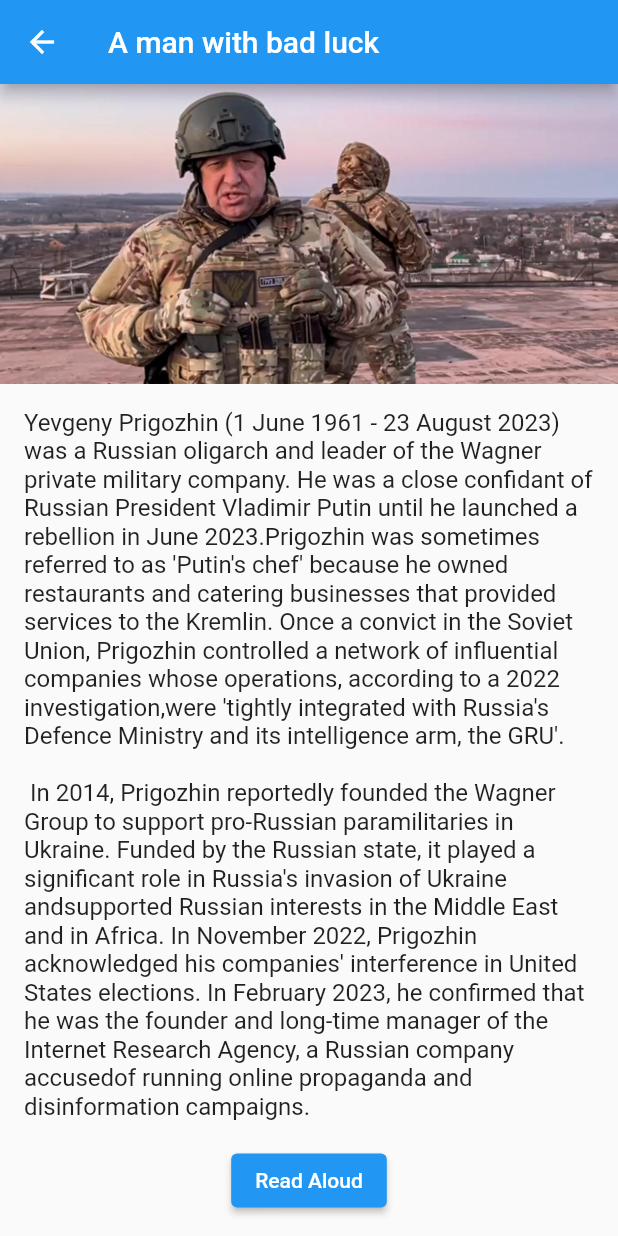
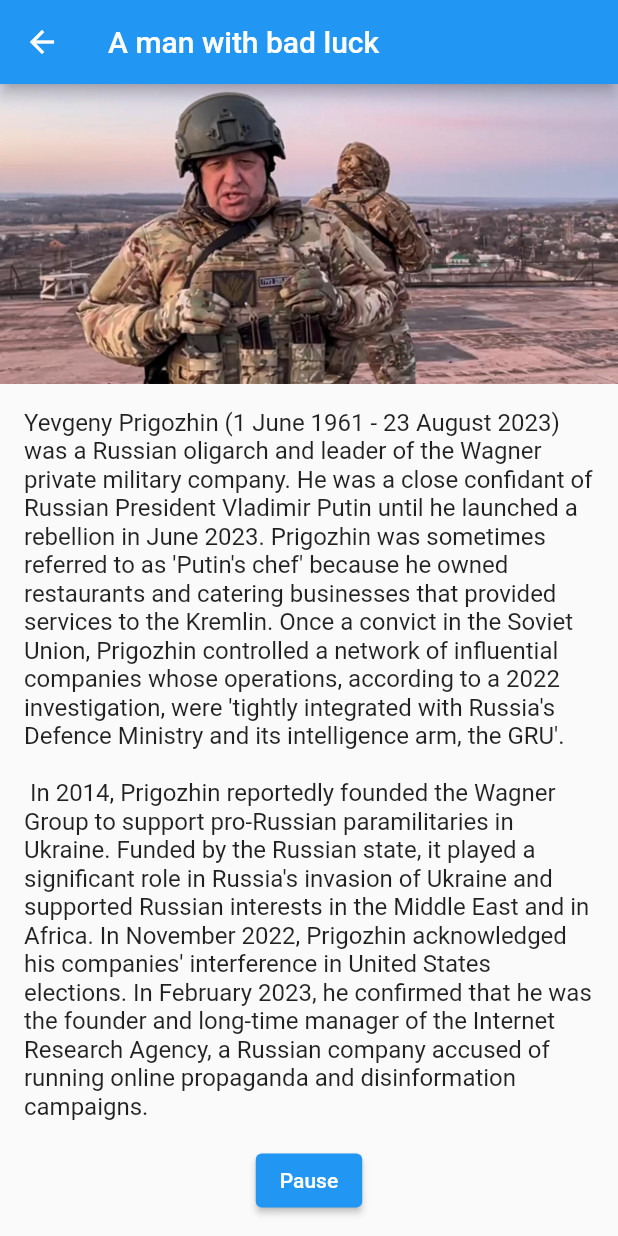
Before and after one commit to mehedihasanshakil7/Picture-Story-Time, a Flutter app: the StoryViewerScreen screen opened directly with sample values from the repository, after a tap on "Read Aloud", on a phone screen of 412 x 824 dp. Run offline on Flutter 3.47's test engine with Material 2 defaults, Android fonts, the phone set to English and light mode, and no system bars; our stand-ins replace flutter_tts.

Commit message:
combined read aloud & pause button added

```diff
--- a/lib/main.dart
+++ b/lib/main.dart
@@ -25,6 +25,36 @@ class StoryLibraryScreen extends StatelessWidget {
 
   @override
   Widget build(BuildContext context) {
+    // ignore: no_leading_underscores_for_local_identifiers
+    Future<void> _showMyDialog() async {
+      return showDialog<void>(
+        context: context,
+        barrierDismissible: false, // user must tap button!
+        builder: (BuildContext context) {
+          return AlertDialog(
+            title: const Text('Add New Story'),
+            content: const SingleChildScrollView(
+              child: ListBody(
+                children: <Widget>[
+                  Text('Title'),
+                  Text('Image'),
+                  Text('Content'),
+                ],
+              ),
+            ),
+            actions: <Widget>[
+              TextButton(
+                child: const Text('Save'),
+                onPressed: () {
+                  Navigator.of(context).pop();
+                },
+              ),
+            ],
+          );
+        },
+      );
+    }
+
     return Scaffold(
       appBar: AppBar(
         title: const Text('Story Library'),
@@ -64,28 +94,39 @@ class StoryLibraryScreen extends StatelessWidget {
           );
         },
       ),
+      floatingActionButton: ElevatedButton(
+        onPressed: _showMyDialog,
+        child: const Icon(Icons.add),
+      ),
     );
   }
 }
 
-FlutterTts flutterTts = FlutterTts();
-
-class StoryViewerScreen extends StatelessWidget {
+// ignore: must_be_immutable
+class StoryViewerScreen extends StatefulWidget {
+  StoryViewerScreen({super.key, required this.story});
   final Story story;
 
-  const StoryViewerScreen({super.key, required this.story});
+  FlutterTts flutterTts = FlutterTts();
+
+  @override
+  State<StoryViewerScreen> createState() => _StoryViewerScreen();
+}
+
+class _StoryViewerScreen extends State<StoryViewerScreen> {
+  bool playing = false;
 
   @override
   Widget build(BuildContext context) {
     return Scaffold(
       appBar: AppBar(
-        title: Text(story.title),
+        title: Text(widget.story.title),
       ),
       body: SingleChildScrollView(
         child: Column(
           children: [
             Image.asset(
-              story.coverImage,
+              widget.story.coverImage,
               width: double.infinity,
               height: 200,
               fit: BoxFit.cover,
@@ -93,31 +134,28 @@ class StoryViewerScreen extends StatelessWidget {
             Padding(
               padding: const EdgeInsets.all(16.0),
               child: Text(
-                story.content,
+                widget.story.content,
                 style: const TextStyle(fontSize: 16),
               ),
             ),
             ElevatedButton(
-              onPressed: _speak,
-              child: const Text('Read Aloud'),
-            ),
-            const SizedBox(height: 16),
-            ElevatedButton(
-              onPressed: _stop,
-              child: const Text('Stop Reading'),
+              onPressed: () async {
+                // Implement interactive elements or read-aloud functionality
+                if (playing) {
+                  await widget.flutterTts.pause();
+                } else {
+                  await widget.flutterTts.speak(widget.story.content);
+                }
+                setState(() {
+                  playing = !playing;
+                });
+              },
+              child: Text(playing ? 'Pause' : 'Read Aloud'),
             ),
           ],
         ),
       ),
     );
-  }
-
-  void _speak() async {
-    await flutterTts.speak(story.content);
-  }
-
-  void _stop() async {
-    await flutterTts.pause();
   }
 }
 
@@ -135,33 +173,33 @@ List<Story> storyList = [
     title: 'A man with bad luck',
     coverImage: 'assets/yevgeny_prigozhin.jpeg',
     content:
-        "Yevgeny Prigozhin (1 June 1961 - 23 August 2023) was a Russian oligarch and leader of the Wagner private military company. He was a close confidant of Russian President Vladimir Putin until he launched a rebellion in June 2023."
-        "Prigozhin was sometimes referred to as 'Putin's chef' because he owned restaurants and catering businesses that provided services to the Kremlin. Once a convict in the Soviet Union, Prigozhin controlled a network of influential companies whose operations, according to a 2022 investigation,"
-        "were 'tightly integrated with Russia's Defence Ministry and its intelligence arm, the GRU'.\n\n In 2014, Prigozhin reportedly founded the Wagner Group to support pro-Russian paramilitaries in Ukraine. Funded by the Russian state, it played a significant role in Russia's invasion of Ukraine and"
-        "supported Russian interests in the Middle East and in Africa. In November 2022, Prigozhin acknowledged his companies' interference in United States elections. In February 2023, he confirmed that he was the founder and long-time manager of the Internet Research Agency, a Russian company accused"
+        "Yevgeny Prigozhin (1 June 1961 - 23 August 2023) was a Russian oligarch and leader of the Wagner private military company. He was a close confidant of Russian President Vladimir Putin until he launched a rebellion in June 2023. "
+        "Prigozhin was sometimes referred to as 'Putin's chef' because he owned restaurants and catering businesses that provided services to the Kremlin. Once a convict in the Soviet Union, Prigozhin controlled a network of influential companies whose operations, according to a 2022 investigation, "
+        "were 'tightly integrated with Russia's Defence Ministry and its intelligence arm, the GRU'.\n\n In 2014, Prigozhin reportedly founded the Wagner Group to support pro-Russian paramilitaries in Ukraine. Funded by the Russian state, it played a significant role in Russia's invasion of Ukraine and "
+        "supported Russian interests in the Middle East and in Africa. In November 2022, Prigozhin acknowledged his companies' interference in United States elections. In February 2023, he confirmed that he was the founder and long-time manager of the Internet Research Agency, a Russian company accused "
         "of running online propaganda and disinformation campaigns.",
   ),
   Story(
     title: 'The Adventure of Alex',
     coverImage: 'assets/adventure.jpg',
     content:
-        "In a land veiled by mystery, young Alex embarked on an extraordinary adventure that would forever alter his life's course. The sun cast golden rays upon the untouched landscape as Alex's curiosity led him into a dense forest, whispering secrets of hidden realms."
-        "Guided by an ancient map, he navigated through towering trees and babbling brooks, stumbling upon a forgotten cave entrance. Inside, shimmering crystals illuminated a trove of relics from eras unknown. Among them was a weathered journal chronicling tales of courage and wonder."
-        "Driven by an insatiable thirst for knowledge, Alex deciphered the journal's cryptic passages, uncovering the path to a mythical artifact—a source of boundless power. With the journal in hand, he faced treacherous challenges and unraveled age-old puzzles, proving his mettle as a true adventurer."
-        "Yet, the artifact's allure was a double-edged sword, tempting even the noblest hearts with its promise. In the final confrontation, Alex chose wisdom over power, leaving the artifact untouched, safeguarding the balance of the world."
+        "In a land veiled by mystery, young Alex embarked on an extraordinary adventure that would forever alter his life's course. The sun cast golden rays upon the untouched landscape as Alex's curiosity led him into a dense forest, whispering secrets of hidden realms. "
+        "Guided by an ancient map, he navigated through towering trees and babbling brooks, stumbling upon a forgotten cave entrance. Inside, shimmering crystals illuminated a trove of relics from eras unknown. Among them was a weathered journal chronicling tales of courage and wonder. "
+        "Driven by an insatiable thirst for knowledge, Alex deciphered the journal's cryptic passages, uncovering the path to a mythical artifact—a source of boundless power. With the journal in hand, he faced treacherous challenges and unraveled age-old puzzles, proving his mettle as a true adventurer. "
+        "Yet, the artifact's allure was a double-edged sword, tempting even the noblest hearts with its promise. In the final confrontation, Alex chose wisdom over power, leaving the artifact untouched, safeguarding the balance of the world. "
         "Emerging from the depths, Alex returned to his village a hero, not for the treasures he sought, but for the wisdom he gained. The adventure transformed him, gifting him a legacy of courage, humility, and a lifelong appreciation for life's enigmatic wonders.",
   ),
   Story(
     title: 'Lost in the unknown city',
     coverImage: 'assets/lost_in_city.jpg',
     content:
-        "Amidst the whispers of history, a young boy named Leo found himself adrift in the labyrinthine alleys of an ancient city. The city's stones spoke tales of empires and epochs long past, and as Leo wandered its cobblestone streets, he became a living echo of the past."
-        "Separated from his family during a bustling market day, Leo's heart raced with a mix of awe and fear. Towering columns, ornate archways, and weathered statues cast their shadows on him. The city's grandeur seemed to hold him captive, weaving a spell of enchantment that entwined his steps."
-        "As the sun dipped below the horizon, Leo's footsteps took him deeper into the heart of the city. Flickering lanterns illuminated forgotten courtyards and secret passages. He glimpsed glimpses of lives that had once thrived within these walls—merchants, poets, artisans—all leaving whispers of their existence for him to discover."
-        "Leo's journey led him to a plaza where an ancient tree stretched its branches toward the stars. Beneath it sat an elderly man, a guardian of the city's memories. His eyes held a wisdom that transcended time, and he listened to Leo's story of being lost amidst the city's stories."
-        "The old man shared tales of bygone eras, igniting Leo's imagination with images of triumphant kings, mysterious artifacts, and untamed adventures. The stories painted a vivid tapestry of the city's history, connecting its past to the present."
-        "With the dawn's light, the city revealed its secrets to Leo. Guided by the old man's wisdom, he navigated its winding paths with newfound purpose. He discovered hidden fountains, intricate mosaics, and the melody of a forgotten song echoing through ancient walls."
-        "Finally, as the city awoke with life, Leo's steps retraced his journey, leading him back to the plaza. There, the old man awaited, a knowing smile gracing his lips. Leo thanked him for the stories and the lessons they held."
+        "Amidst the whispers of history, a young boy named Leo found himself adrift in the labyrinthine alleys of an ancient city. The city's stones spoke tales of empires and epochs long past, and as Leo wandered its cobblestone streets, he became a living echo of the past. "
+        "Separated from his family during a bustling market day, Leo's heart raced with a mix of awe and fear. Towering columns, ornate archways, and weathered statues cast their shadows on him. The city's grandeur seemed to hold him captive, weaving a spell of enchantment that entwined his steps. "
+        "As the sun dipped below the horizon, Leo's footsteps took him deeper into the heart of the city. Flickering lanterns illuminated forgotten courtyards and secret passages. He glimpsed glimpses of lives that had once thrived within these walls—merchants, poets, artisans—all leaving whispers of their existence for him to discover. "
+        "Leo's journey led him to a plaza where an ancient tree stretched its branches toward the stars. Beneath it sat an elderly man, a guardian of the city's memories. His eyes held a wisdom that transcended time, and he listened to Leo's story of being lost amidst the city's stories. "
+        "The old man shared tales of bygone eras, igniting Leo's imagination with images of triumphant kings, mysterious artifacts, and untamed adventures. The stories painted a vivid tapestry of the city's history, connecting its past to the present. "
+        "With the dawn's light, the city revealed its secrets to Leo. Guided by the old man's wisdom, he navigated its winding paths with newfound purpose. He discovered hidden fountains, intricate mosaics, and the melody of a forgotten song echoing through ancient walls. "
+        "Finally, as the city awoke with life, Leo's steps retraced his journey, leading him back to the plaza. There, the old man awaited, a knowing smile gracing his lips. Leo thanked him for the stories and the lessons they held. "
         "As Leo was reunited with his family, he carried with him not only the relief of being found but also the gift of a journey that transcended time. In the embrace of his loved ones, he knew that the ancient city had gifted him not only a day of adventure but a lifetime of stories to share—a treasure woven from the threads of past and present.",
   ),
   // Add more stories here
```
Also changed, not shown: img/buttons.jpg (deleted), img/home_page.jpg, img/pause.jpg (added), img/read_aloud.jpg (added), 2 other files.
